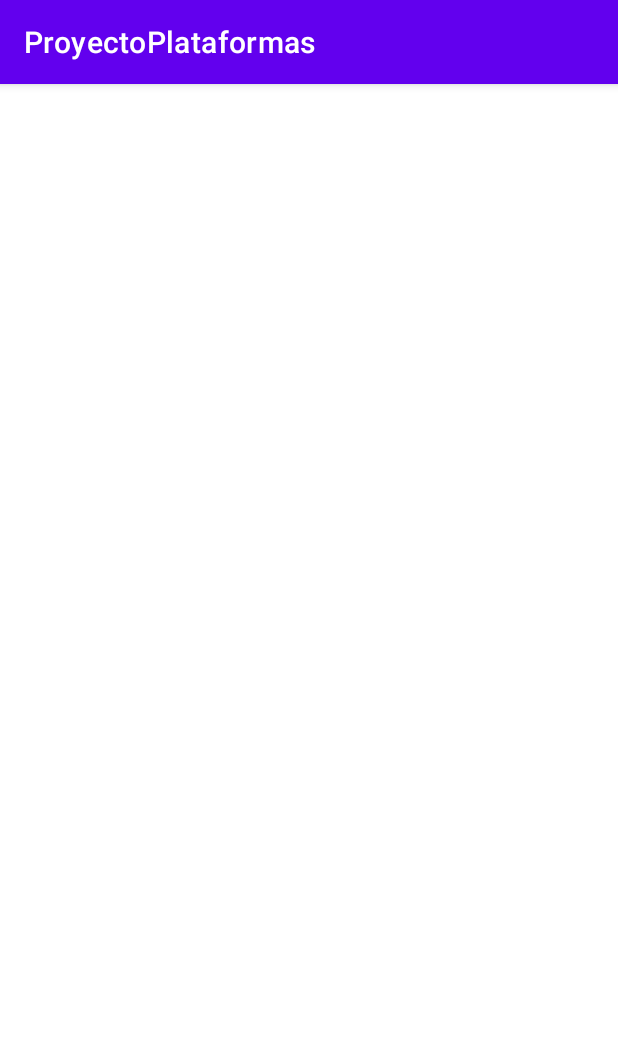
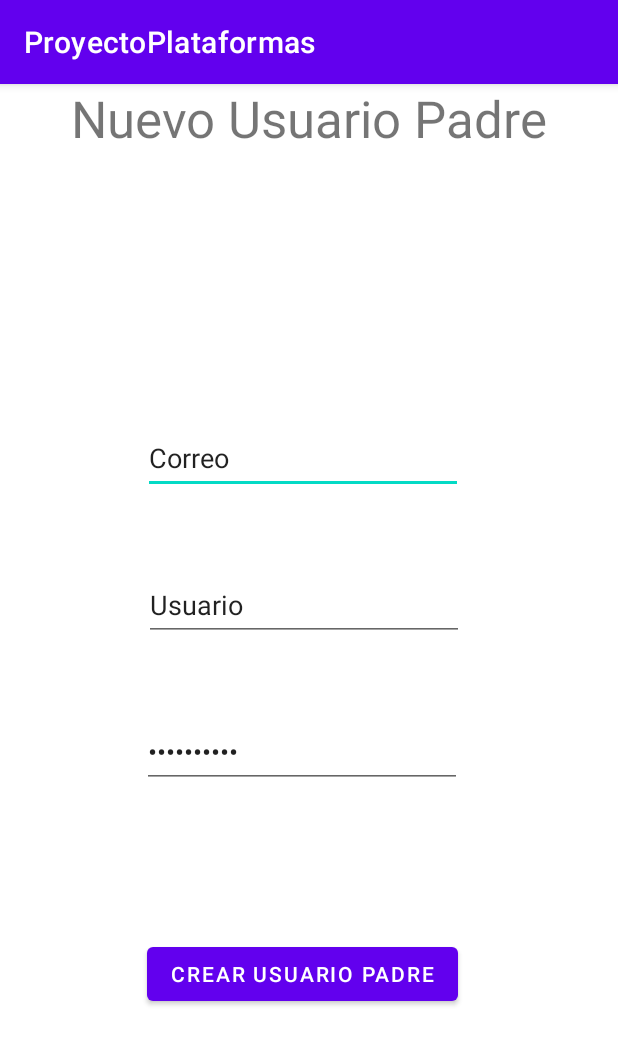
Before and after one commit to AragonD19/ProyectoPlataformas, an Android app: the fragment MenuPadre shown on its own in the app's theme, on a phone screen of 412 x 824 dp. Shown: the top 1045 px of the screen. Run offline under Robolectric (Android 15) with nearby library versions, the light colour scheme and no system bars.

Commit message:
Creacion nuevo padre

```diff
--- a/app/src/main/res/layout/fragment_main_login.xml
+++ b/app/src/main/res/layout/fragment_main_login.xml
@@ -78,10 +78,12 @@
             android:ems="10"
             android:hint="@string/contasena_inicio"
             android:inputType="textPassword"
+            android:minHeight="48dp"
             android:text="@string/contasena_inicio"
             app:layout_constraintEnd_toEndOf="parent"
             app:layout_constraintHorizontal_bias="0.527"
             app:layout_constraintStart_toStartOf="parent"
-            app:layout_constraintTop_toBottomOf="@+id/editTextTextPersonName13" />
+            app:layout_constraintTop_toBottomOf="@+id/editTextTextPersonName13"
+            android:autofillHints="" />
     </androidx.constraintlayout.widget.ConstraintLayout>
 </FrameLayout>
--- a/app/src/main/res/layout/fragment_menu_padre.xml
+++ b/app/src/main/res/layout/fragment_menu_padre.xml
@@ -8,5 +8,84 @@
 
     <androidx.constraintlayout.widget.ConstraintLayout
         android:layout_width="match_parent"
-        android:layout_height="match_parent"/>
+        android:layout_height="match_parent">
+
+        <EditText
+            android:id="@+id/editTextTextEmailAddress3"
+            android:layout_width="wrap_content"
+            android:layout_height="wrap_content"
+            android:layout_marginStart="16dp"
+            android:layout_marginTop="180dp"
+            android:layout_marginEnd="16dp"
+            android:ems="10"
+            android:hint="@string/correo_texto"
+            android:inputType="textEmailAddress"
+            android:minHeight="48dp"
+            android:text="@string/correo_texto"
+            app:layout_constraintEnd_toEndOf="parent"
+            app:layout_constraintHorizontal_bias="0.477"
+            app:layout_constraintStart_toStartOf="parent"
+            app:layout_constraintTop_toBottomOf="@+id/textView"
+            android:autofillHints="" />
+
+        <EditText
+            android:id="@+id/editTextTextPassword2"
+            android:layout_width="wrap_content"
+            android:layout_height="wrap_content"
+            android:layout_marginStart="16dp"
+            android:layout_marginTop="50dp"
+            android:layout_marginEnd="16dp"
+            android:ems="10"
+            android:hint="@string/contrasena_texto"
+            android:inputType="textPassword"
+            android:minHeight="48dp"
+            android:text="@string/contrasena_texto"
+            app:layout_constraintEnd_toEndOf="parent"
+            app:layout_constraintHorizontal_bias="0.473"
+            app:layout_constraintStart_toStartOf="parent"
+            app:layout_constraintTop_toBottomOf="@+id/editTextTextPersonName"
+            android:autofillHints="" />
+
+        <EditText
+            android:id="@+id/editTextTextPersonName"
+            android:layout_width="wrap_content"
+            android:layout_height="wrap_content"
+            android:layout_marginStart="16dp"
+            android:layout_marginTop="50dp"
+            android:layout_marginEnd="16dp"
+            android:ems="10"
+            android:hint="@string/usuario_texto"
+            android:inputType="textPersonName"
+            android:minHeight="48dp"
+            android:text="@string/usuario_texto"
+            app:layout_constraintEnd_toEndOf="parent"
+            app:layout_constraintHorizontal_bias="0.479"
+            app:layout_constraintStart_toStartOf="parent"
+            app:layout_constraintTop_toBottomOf="@+id/editTextTextEmailAddress3"
+            android:autofillHints="" />
+
+        <TextView
+            android:id="@+id/textView"
+            android:layout_width="wrap_content"
+            android:layout_height="wrap_content"
+            android:text="@string/nuevo_usuario_Padre"
+            android:textSize="34sp"
+            app:layout_constraintEnd_toEndOf="parent"
+            app:layout_constraintHorizontal_bias="0.497"
+            app:layout_constraintStart_toStartOf="parent"
+            app:layout_constraintTop_toTopOf="parent" />
+
+        <Button
+            android:id="@+id/button2"
+            android:layout_width="wrap_content"
+            android:layout_height="wrap_content"
+            android:layout_marginStart="16dp"
+            android:layout_marginTop="100dp"
+            android:layout_marginEnd="16dp"
+            android:text="@string/crear_usuario_padre"
+            app:layout_constraintEnd_toEndOf="parent"
+            app:layout_constraintHorizontal_bias="0.475"
+            app:layout_constraintStart_toStartOf="parent"
+            app:layout_constraintTop_toBottomOf="@+id/editTextTextPassword2" />
+    </androidx.constraintlayout.widget.ConstraintLayout>
 </FrameLayout>
--- a/app/src/main/res/values/strings.xml
+++ b/app/src/main/res/values/strings.xml
@@ -15,4 +15,5 @@
     <string name="crear_usuario_padre">Crear Usuario Padre</string>
     <string name="bienbenido">¡Bienbenido!</string>
     <string name="bienvenido">¡Bienvenido!</string>
+    <string name="nuevo_usuario_Padre">Nuevo Usuario Padre</string>
 </resources>
```
